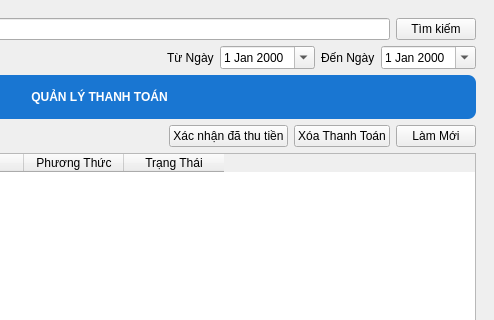
This is ui/main_window.ui in thinh-doan/sales-and-warehouse-management-system as Qt 5 draws it before an edit; both pictures show x 521 to 1015 and y 0 to 320 of the 1015 by 696 pixel window. The edited form follows.
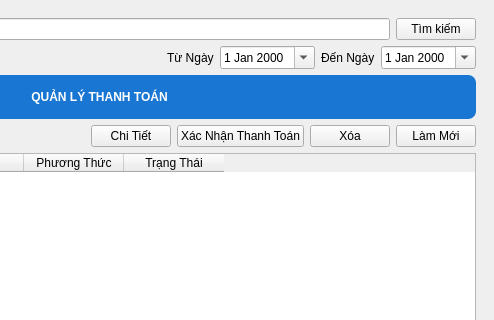
This is the edited form. The open tabs and pages were chosen to show the change.

The edit to the form file:
```diff
--- a/ui/main_window.ui
+++ b/ui/main_window.ui
@@ -1180,17 +1180,24 @@
             </property>
            </spacer>
           </item>
+          <item>
+           <widget class="QPushButton" name="btnChiTietTT">
+            <property name="text">
+             <string>Chi Tiết</string>
+            </property>
+           </widget>
+          </item>
           <item>
            <widget class="QPushButton" name="btnXacNhanTT">
             <property name="text">
-             <string>Xác nhận đã thu tiền</string>
+             <string>Xác Nhận Thanh Toán</string>
             </property>
            </widget>
           </item>
           <item>
            <widget class="QPushButton" name="btnXoaTT">
             <property name="text">
-             <string>Xóa Thanh Toán</string>
+             <string>Xóa</string>
             </property>
            </widget>
           </item>
```
Left out of the diff: 19 changed lines with no effect on the pictures.
